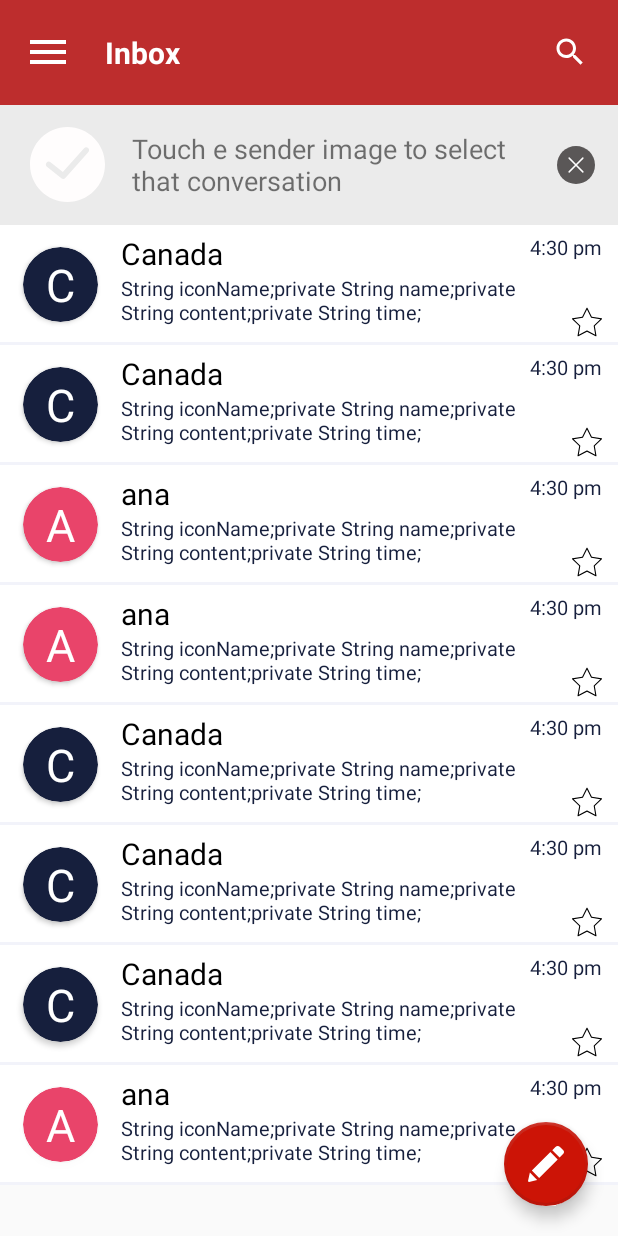
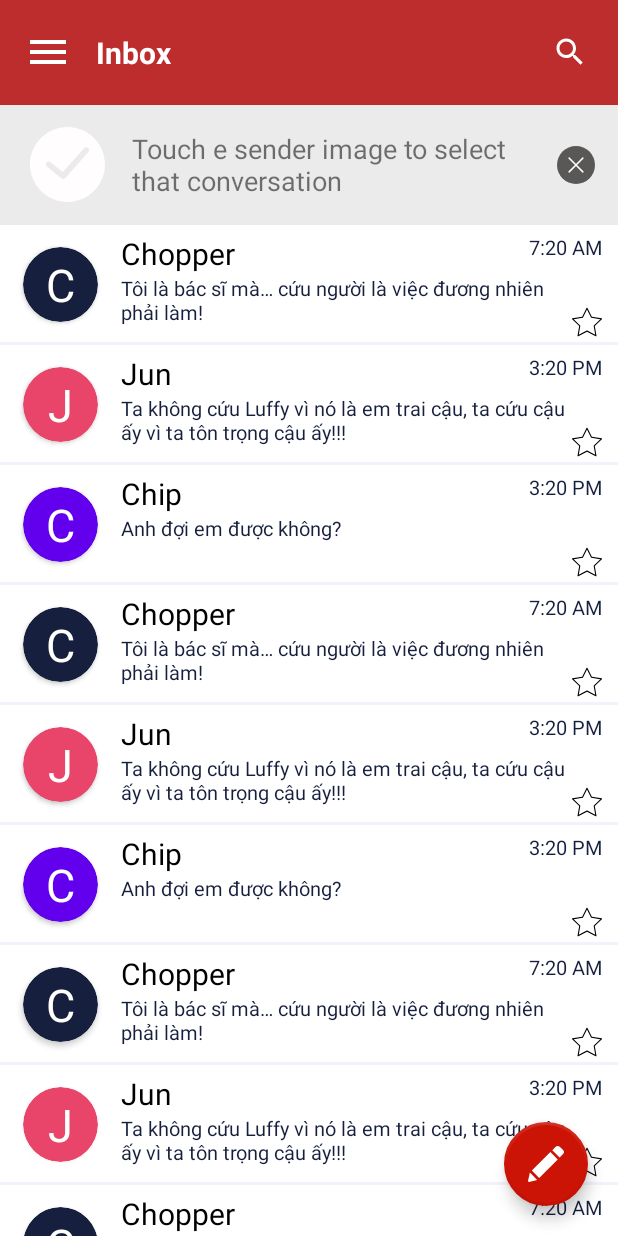
Before and after one commit to NguyenOanhMT/Android_Training, an Android app: the screen it shows after launch (MainActivity), on a phone screen of 412 x 824 dp. Run offline under Robolectric (Android 15) with nearby library versions, the phone set to English and light mode, and no system bars; our stand-ins replace navigation-ui.

Commit message:
Change file layout Android

```diff
--- a/Email/app/build.gradle
+++ b/Email/app/build.gradle
@@ -38,6 +38,9 @@ dependencies {
 
     implementation 'androidx.appcompat:appcompat:1.0.2'
     implementation 'androidx.constraintlayout:constraintlayout:1.1.3'
+    implementation 'androidx.legacy:legacy-support-v4:1.0.0'
+    implementation 'com.google.android.material:material:1.0.0'
+    implementation 'androidx.lifecycle:lifecycle-extensions:2.1.0'
     testImplementation 'junit:junit:4.12'
     androidTestImplementation 'androidx.test:runner:1.1.1'
     androidTestImplementation 'androidx.test.espresso:espresso-core:3.1.1'
--- a/Email/app/src/main/java/com/nguyenoanh/email/MainActivity.java
+++ b/Email/app/src/main/java/com/nguyenoanh/email/MainActivity.java
@@ -13,8 +13,6 @@ import androidx.navigation.ui.NavigationUI;
 
 import android.content.Intent;
 import android.os.Bundle;
-import android.view.LayoutInflater;
-import android.view.Menu;
 import android.view.View;
 import android.view.Window;
 import android.view.WindowManager;
@@ -22,14 +20,11 @@ import android.widget.ImageView;
 import android.widget.RelativeLayout;
 
 import com.google.android.material.floatingactionbutton.FloatingActionButton;
-import com.google.android.material.navigation.NavigationView;
 
 import java.util.ArrayList;
 import java.util.List;
 
 public class MainActivity extends AppCompatActivity {
-
-    private DrawerLayout drawerLayout;
 
     private List<ItemAccount> list;
     private ItemAccountAdapter adapter;
@@ -52,18 +47,27 @@ public class MainActivity extends AppCompatActivity {
 
         list = new ArrayList<> ();
 
-        ItemAccount item1 = new ItemAccount (0, "Canada",
-                "String iconName;private String name;private String content;private String time;",
-                "4:30 pm", R.color.dark_blue_grey);
-        ItemAccount item2 = new ItemAccount (0, "ana",
-                "String iconName;private String name;private String content;private String time;",
-                "4:30 pm", R.color.darkish_pink);
-        list.add(item1);
+        ItemAccount item1 = new ItemAccount(0, "Chopper",
+                "Tôi là bác sĩ mà… cứu người là việc đương nhiên phải làm!",
+                "7:20 AM", R.color.dark_blue_grey);
+        ItemAccount item2 = new ItemAccount(1,"Jun",
+                "Ta không cứu Luffy vì nó là em trai cậu, ta cứu cậu ấy vì ta tôn trọng cậu ấy!!!",
+                "3:20 PM", R.color.darkish_pink);
+        ItemAccount item3 = new ItemAccount(2,"Chip",
+                "Anh đợi em được không?",
+                "3:20 PM", R.color.design_default_color_primary);
+
         list.add(item1);
         list.add(item2);
+        list.add(item3);
+        list.add(item1);
+        list.add(item2);
+        list.add(item3);
+        list.add(item1);
         list.add(item2);
         list.add(item1);
-        list.add(item1);
+        list.add(item2);
+        list.add(item3);
         list.add(item1);
         list.add(item2);
 
--- a/Email/app/src/main/res/layout/activity_main.xml
+++ b/Email/app/src/main/res/layout/activity_main.xml
@@ -31,28 +31,28 @@
             android:background="#EBEBEB"
             android:layout_below="@+id/layout_title"
             android:layout_width="match_parent"
-            android:layout_height="80dp">
+            android:layout_height="@dimen/dp80">
             <ImageView
                 android:id="@+id/imv_checked"
                 android:src="@drawable/ic_success"
                 android:layout_centerVertical="true"
-                android:layout_marginLeft="20dp"
+                android:layout_marginLeft="@dimen/dp20"
                 android:layout_width="wrap_content"
                 android:layout_height="wrap_content"/>
             <TextView
                 android:layout_width="wrap_content"
                 android:layout_height="match_parent"
-                android:padding="8dp"
-                android:textSize="18sp"
+                android:padding="@dimen/dp8"
+                android:textSize="@dimen/sp18"
                 android:gravity="center_vertical"
-                android:text="Touch e sender image to select that conversation"
-                android:layout_marginEnd="40dp"
-                android:layout_marginStart="80dp"/>
+                android:text="@string/touch_e_sender_image_to_select_that_conversation"
+                android:layout_marginEnd="@dimen/dp40"
+                android:layout_marginStart="@dimen/dp80"/>
             <ImageView
                 android:id="@+id/imv_closed"
                 android:layout_centerVertical="true"
                 android:layout_alignParentEnd="true"
-                android:layout_marginEnd="15dp"
+                android:layout_marginEnd="@dimen/dp15"
                 android:layout_width="wrap_content"
                 android:layout_height="wrap_content"
                 android:src="@drawable/ic_closed"/>
@@ -71,12 +71,12 @@
             android:layout_gravity="bottom|end"
             android:layout_alignParentBottom="true"
             android:layout_alignParentEnd="true"
-            android:layout_margin="20dp"
-            android:backgroundTint="#CC1406"
-            android:elevation="4dp"
+            android:layout_margin="@dimen/dp20"
+            android:backgroundTint="@color/color_red_two"
+            android:elevation="@dimen/dp4"
             android:src="@drawable/ic_pencil_button"
-            app:backgroundTint="#C5170B"
-            app:borderWidth="2dp"
+            app:backgroundTint="@color/color_red_two"
+            app:borderWidth="@dimen/dp2"
             app:fabSize="normal"
             app:layout_anchorGravity="bottom|center" />
     </RelativeLayout>
--- a/Email/app/src/main/res/layout/item_account.xml
+++ b/Email/app/src/main/res/layout/item_account.xml
@@ -3,16 +3,16 @@
     xmlns:app="http://schemas.android.com/apk/res-auto"
     android:layout_width="match_parent"
     android:background="@color/white"
-    android:layout_height="80dp">
+    android:layout_height="@dimen/dp80">
 
     <androidx.cardview.widget.CardView
-        app:cardCornerRadius="25dp"
+        app:cardCornerRadius="@dimen/dp25"
         android:id="@+id/card_view"
         android:layout_centerVertical="true"
-        android:layout_marginStart="15dp"
-        android:layout_marginEnd="10dp"
-        android:layout_width="50dp"
-        android:layout_height="50dp" >
+        android:layout_marginStart="@dimen/dp15"
+        android:layout_marginEnd="@dimen/dp10"
+        android:layout_width="@dimen/dp50"
+        android:layout_height="@dimen/dp50" >
         <TextView
             android:id="@+id/icon_name"
             android:layout_width="wrap_content"
@@ -20,50 +20,53 @@
             android:text=""
             android:textColor="@color/white"
             android:layout_gravity="center"
-            android:textSize="30sp"/>
+            android:textAppearance="?android:attr/textAppearanceLarge"
+            android:textSize="@dimen/sp30"/>
     </androidx.cardview.widget.CardView>
 
     <LinearLayout
         android:id="@+id/linear"
-        android:padding="5dp"
+        android:padding="@dimen/dp5"
         android:layout_width="match_parent"
         android:layout_height="match_parent"
         android:orientation="vertical"
         android:layout_centerVertical="true"
-        android:layout_toRightOf="@+id/card_view">
+        android:layout_toEndOf="@+id/card_view">
         <RelativeLayout
             android:layout_width="match_parent"
             android:layout_height="wrap_content"
-            android:layout_marginEnd="5dp">
+            android:layout_marginEnd="@dimen/dp5">
             <TextView
                 android:id="@+id/tv_name"
                 android:layout_width="wrap_content"
                 android:layout_height="wrap_content"
-                android:textSize="20sp"
+                android:textSize="@dimen/sp20"
                 android:textColor="#000000"
-                android:text="vernon_bradley" />
+                android:textAppearance="?android:attr/textAppearanceLarge"
+                android:text="@string/vernon_bradley" />
             <TextView
                 android:id="@+id/tv_time"
                 android:layout_width="wrap_content"
                 android:layout_height="wrap_content"
                 android:layout_alignParentRight="true"
-                android:text="5:30 pm"
+                android:text="@string/_5_30_pm"
                 android:layout_centerHorizontal="true"
                 android:textColor="@color/dark_blue_grey"
-                android:textSize="13sp" />
+                android:textSize="@dimen/sp13" />
         </RelativeLayout>
 
         <RelativeLayout
             android:layout_width="match_parent"
             android:layout_height="wrap_content"
-            android:layout_marginEnd="5dp">
+            android:layout_marginEnd="@dimen/dp5">
             <TextView
                 android:id="@+id/tv_content"
                 android:layout_width="match_parent"
                 android:layout_height="match_parent"
-                android:layout_marginRight="20dp"
-                android:textSize="13sp"
+                android:layout_marginRight="@dimen/dp20"
+                android:textSize="@dimen/sp13"
                 android:textColor="@color/dark_blue_grey"
+                android:textAppearance="?android:attr/textAppearanceLarge"
                 android:text="shall_we_meet_today" />
             <CheckBox
                 android:id="@+id/imv_star"
@@ -79,7 +82,7 @@
 
     <View
         android:layout_width="match_parent"
-        android:layout_height="2dp"
+        android:layout_height="@dimen/dp2"
         android:layout_alignParentBottom="true"
         android:background="@color/white_two" />
 
--- a/Email/app/src/main/res/layout/title.xml
+++ b/Email/app/src/main/res/layout/title.xml
@@ -1,43 +1,37 @@
 <?xml version="1.0" encoding="utf-8"?>
-<LinearLayout xmlns:android="http://schemas.android.com/apk/res/android"
-    android:orientation="vertical" android:layout_width="match_parent"
-    android:layout_height="match_parent">
+<LinearLayout
+    xmlns:android="http://schemas.android.com/apk/res/android"
+   android:layout_height="match_parent"
+    android:layout_width="match_parent">
 <RelativeLayout
     android:id="@+id/title"
-        android:background="#BD2D2D"
+    xmlns:android="http://schemas.android.com/apk/res/android"
+    android:background="@color/color_red"
     android:layout_width="match_parent"
-        android:paddingBottom="10dp"
-        android:layout_height="70dp">
-        <ImageView
-            android:id="@+id/imv_menu"
-            android:layout_width="wrap_content"
-            android:layout_height="wrap_content"
-            android:layout_centerVertical="true"
-            android:layout_alignParentStart="true"
-            android:paddingStart="20dp"
-            android:src="@drawable/ic_menu_button"
-            android:paddingRight="20dp"
-            android:layout_alignParentLeft="true" />
+    android:paddingBottom="@dimen/dp10"
+    android:layout_height="@dimen/dp70">
     <TextView
         android:layout_width="wrap_content"
         android:layout_height="wrap_content"
-            android:textSize="20sp"
+        android:textSize="@dimen/sp20"
         android:textStyle="bold"
-            android:paddingStart="70dp"
+        android:drawablePadding="@dimen/dp20"
+        android:drawableStart="@drawable/ic_menu_button"
+        android:paddingStart="@dimen/dp20"
         android:layout_centerVertical="true"
         android:layout_alignParentLeft="true"
         android:textColor="@color/white"
         android:gravity="center_horizontal"
-            android:text="Inbox" />
+        android:text="@string/inbox" />
     <ImageView
         android:id="@+id/imv_search"
         android:layout_width="wrap_content"
         android:layout_height="wrap_content"
         android:layout_centerVertical="true"
         android:layout_alignParentEnd="true"
-            android:paddingEnd="20dp"
+        android:paddingEnd="@dimen/dp20"
         android:src="@drawable/ic_search"
-            android:paddingRight="20dp"
+        android:paddingRight="@dimen/dp20"
         android:layout_alignParentRight="true" />
 </RelativeLayout>
 </LinearLayout>
--- /dev/null
+++ b/Email/app/src/main/res/values-v21/styles.xml
@@ -0,0 +1,8 @@
+<resources>
+
+    <style name="AppTheme.NoActionBar">
+        <item name="windowActionBar">false</item>
+        <item name="windowNoTitle">true</item>
+        <item name="android:statusBarColor">@android:color/transparent</item>
+    </style>
+</resources>
--- a/Email/app/src/main/res/values/colors.xml
+++ b/Email/app/src/main/res/values/colors.xml
@@ -11,4 +11,7 @@
     <color name="white">#ffffff</color>
     <color name="white_two">#f2f3fa</color>
     <color name="accent_two">#e9446a</color>
+    <color name="color_red">#BD2D2D</color>
+    <color name="color_black">#000000</color>
+    <color name="color_red_two">#CC1406</color>
 </resources>
--- /dev/null
+++ b/Email/app/src/main/res/values/dimens.xml
@@ -0,0 +1,23 @@
+<resources>
+
+    <dimen name="dp2">2dp</dimen>
+    <dimen name="dp4">4dp</dimen>
+    <dimen name="dp5">5dp</dimen>
+    <dimen name="dp8">8dp</dimen>
+    <dimen name="dp10">10dp</dimen>
+    <dimen name="dp15">15dp</dimen>
+    <dimen name="dp20">20dp</dimen>
+    <dimen name="dp25">25dp</dimen>
+    <dimen name="dp40">40dp</dimen>
+    <dimen name="dp50">50dp</dimen>
+    <dimen name="dp60">60dp</dimen>
+    <dimen name="dp70">70dp</dimen>
+    <dimen name="dp80">80dp</dimen>
+
+    <dimen name="sp13">13sp</dimen>
+    <dimen name="sp17">17sp</dimen>
+    <dimen name="sp18">18sp</dimen>
+    <dimen name="sp20">20sp</dimen>
+    <dimen name="sp30">30sp</dimen>
+
+</resources>
--- a/Email/app/src/main/res/values/strings.xml
+++ b/Email/app/src/main/res/values/strings.xml
@@ -1,3 +1,15 @@
 <resources>
     <string name="app_name">Email</string>
+
+    <string name="vernon_bradley">vernon_bradley</string>
+    <string name="_5_30_pm">5:30 pm</string>
+    <string name="touch_e_sender_image_to_select_that_conversation">Touch e sender image to select that conversation</string>
+    <string name="inbox">Inbox</string>
+    <string name="create_email">Create Email</string>
+    <string name="from">From</string>
+    <string name="input_email_sender">input email sender</string>
+    <string name="to">To</string>
+    <string name="input_email_receiver">input email receiver</string>
+    <string name="title">Title</string>
+    <string name="write_content_email">Write content email</string>
 </resources>
--- a/Email/app/src/main/res/values/styles.xml
+++ b/Email/app/src/main/res/values/styles.xml
@@ -8,4 +8,13 @@
         <item name="colorAccent">@color/colorAccent</item>
     </style>
 
+    <style name="AppTheme.NoActionBar">
+        <item name="windowActionBar">false</item>
+        <item name="windowNoTitle">true</item>
+    </style>
+
+    <style name="AppTheme.AppBarOverlay" parent="ThemeOverlay.AppCompat.Dark.ActionBar" />
+
+    <style name="AppTheme.PopupOverlay" parent="ThemeOverlay.AppCompat.Light" />
+
 </resources>
```
Also changed, not shown: Email/app/src/main/AndroidManifest.xml (+5 -3 lines), Email/app/src/main/res/layout/activity_sender.xml (+32 -33 lines). Lines whose indentation alone changed are shown as unchanged.
